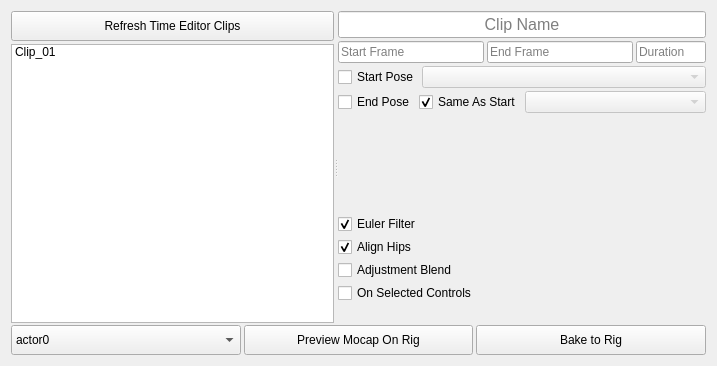
The window that mocap_clipper/ui/mocap_clipper_widget.ui (rBrenick/mocap-clipper) describes before a commit, drawn with Qt 5.
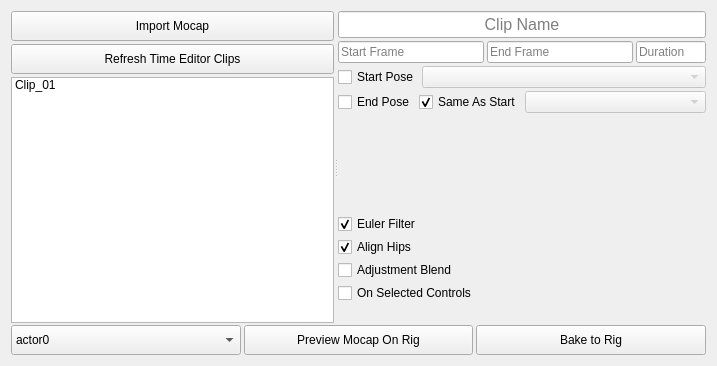
The same window after the commit.

Commit message: added mocap importer and icons

The edit to the form file:
```diff
--- a/mocap_clipper/ui/mocap_clipper_widget.ui
+++ b/mocap_clipper/ui/mocap_clipper_widget.ui
@@ -41,6 +41,19 @@
          <property name="spacing">
           <number>3</number>
          </property>
+         <item>
+          <widget class="QPushButton" name="import_mocap_BTN">
+           <property name="minimumSize">
+            <size>
+             <width>0</width>
+             <height>30</height>
+            </size>
+           </property>
+           <property name="text">
+            <string>Import Mocap</string>
+           </property>
+          </widget>
+         </item>
          <item>
           <widget class="QPushButton" name="refresh_BTN">
            <property name="minimumSize">
```
The commit also changes 4 other files.
